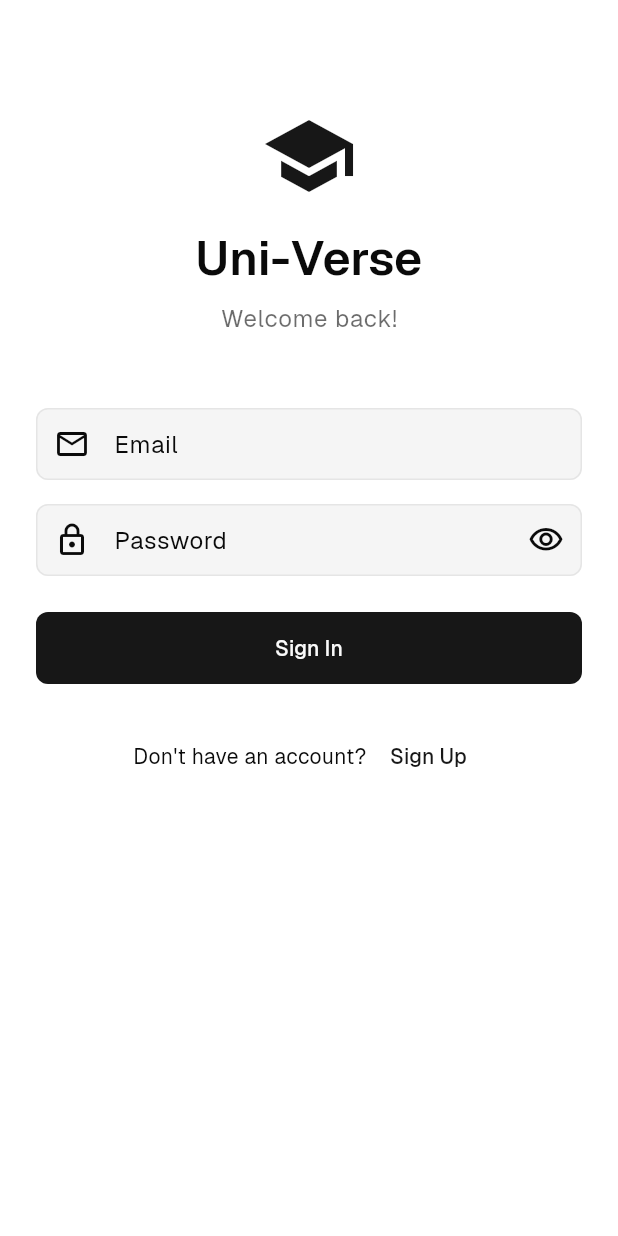
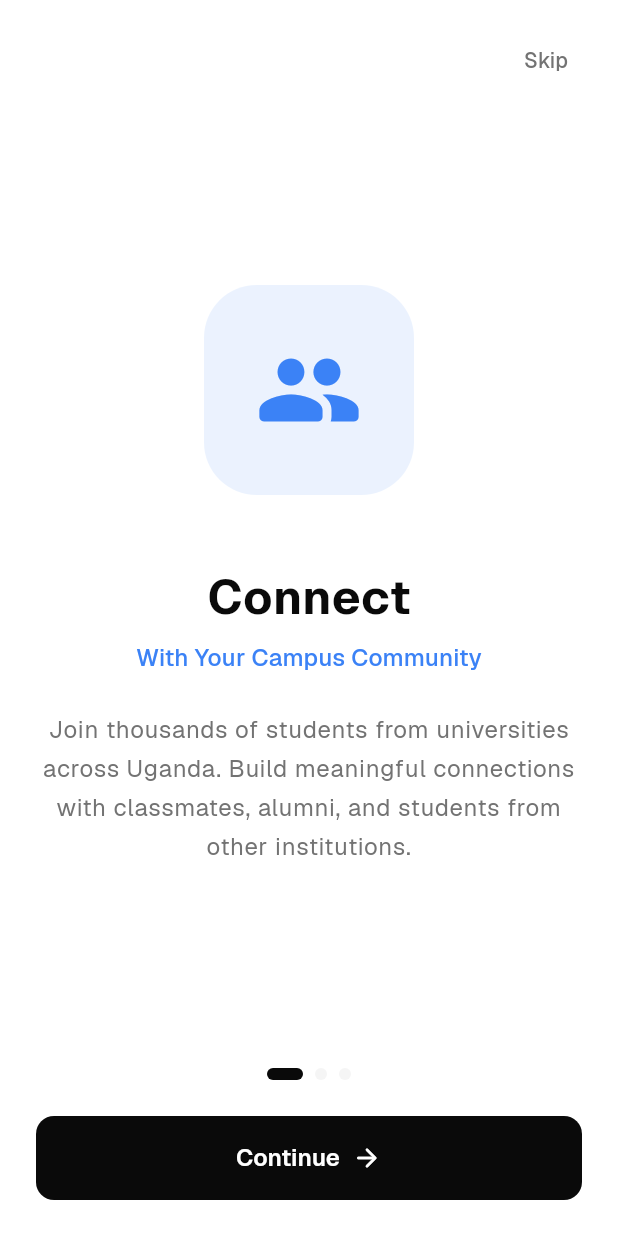
Before and after one commit to Tonny-Wise/Uni-Verse, a Flutter app: the screen it shows after launch, on a phone screen of 412 x 824 dp. Run offline on Flutter 3.47's test engine with Material 3 defaults, Android fonts, the phone set to English and light mode, and no system bars; our stand-ins replace flutter_riverpod, freezed_annotation, go_router, shared_preferences, supabase_flutter; accounts and stored records are empty.

Commit message:
feat: Implement onboarding and authentication flow with splash, onboarding, and welcome screens

```diff
--- a/uni_verse_app/lib/core/router/app_router.dart
+++ b/uni_verse_app/lib/core/router/app_router.dart
@@ -2,6 +2,9 @@ import 'package:flutter/material.dart';
 import 'package:go_router/go_router.dart';
 import 'package:flutter_riverpod/flutter_riverpod.dart';
 
+import '../../features/auth/screens/splash_screen.dart';
+import '../../features/auth/screens/onboarding_screen.dart';
+import '../../features/auth/screens/welcome_screen.dart';
 import '../../features/auth/screens/login_screen.dart';
 import '../../features/auth/screens/signup_screen.dart';
 import '../../features/feed/screens/feed_screen.dart';
@@ -20,6 +23,9 @@ import '../../data/providers/auth_provider.dart';
 
 // Route names
 class AppRoutes {
+  static const String splash = '/';
+  static const String onboarding = '/onboarding';
+  static const String welcome = '/welcome';
   static const String login = '/login';
   static const String signup = '/signup';
   static const String feed = '/feed';
@@ -46,31 +52,66 @@ final routerProvider = Provider<GoRouter>((ref) {
 
   return GoRouter(
     navigatorKey: _rootNavigatorKey,
-    initialLocation: AppRoutes.feed,
+    initialLocation: AppRoutes.splash,
     debugLogDiagnostics: true,
     redirect: (context, state) {
       final isLoggedIn = authState.valueOrNull != null;
-      final isAuthRoute = state.matchedLocation == AppRoutes.login ||
-          state.matchedLocation == AppRoutes.signup;
+      final currentPath = state.matchedLocation;
 
-      // Redirect to login if not authenticated
-      if (!isLoggedIn && !isAuthRoute) {
-        return AppRoutes.login;
+      // Allow splash, onboarding, and welcome without auth
+      final publicRoutes = [
+        AppRoutes.splash,
+        AppRoutes.onboarding,
+        AppRoutes.welcome,
+        AppRoutes.login,
+        AppRoutes.signup,
+      ];
+
+      final isPublicRoute = publicRoutes.contains(currentPath);
+
+      // If on splash, let it handle its own navigation
+      if (currentPath == AppRoutes.splash) {
+        return null;
       }
 
-      // Redirect to feed if already authenticated and on auth route
-      if (isLoggedIn && isAuthRoute) {
+      // Redirect to feed if already authenticated and on auth/welcome routes
+      if (isLoggedIn && isPublicRoute && currentPath != AppRoutes.splash) {
         return AppRoutes.feed;
+      }
+
+      // Redirect to welcome if not authenticated and trying to access protected route
+      if (!isLoggedIn && !isPublicRoute) {
+        return AppRoutes.welcome;
       }
 
       return null;
     },
     routes: [
-      // Auth routes (no bottom nav)
+      // Splash screen (initial route)
+      GoRoute(
+        path: AppRoutes.splash,
+        builder: (context, state) => const SplashScreen(),
+      ),
+
+      // Onboarding (first-time users)
+      GoRoute(
+        path: AppRoutes.onboarding,
+        builder: (context, state) => const OnboardingScreen(),
+      ),
+
+      // Welcome screen (login/signup choice)
+      GoRoute(
+        path: AppRoutes.welcome,
+        builder: (context, state) => const WelcomeScreen(),
+      ),
+
+      // Login
       GoRoute(
         path: AppRoutes.login,
         builder: (context, state) => const LoginScreen(),
       ),
+
+      // Signup
       GoRoute(
         path: AppRoutes.signup,
         builder: (context, state) => const SignupScreen(),
--- /dev/null
+++ b/uni_verse_app/lib/features/auth/screens/onboarding_screen.dart
@@ -0,0 +1,264 @@
+import 'package:flutter/material.dart';
+import 'package:go_router/go_router.dart';
+import 'package:shared_preferences/shared_preferences.dart';
+
+import '../../../core/constants/app_colors.dart';
+import '../../../core/constants/app_constants.dart';
+import '../../../core/router/app_router.dart';
+
+class OnboardingScreen extends StatefulWidget {
+  const OnboardingScreen({super.key});
+
+  @override
+  State<OnboardingScreen> createState() => _OnboardingScreenState();
+}
+
+class _OnboardingScreenState extends State<OnboardingScreen> {
+  final PageController _pageController = PageController();
+  int _currentPage = 0;
+
+  final List<OnboardingPage> _pages = [
+    OnboardingPage(
+      icon: Icons.people_rounded,
+      iconColor: AppColors.info,
+      title: 'Connect',
+      subtitle: 'With Your Campus Community',
+      description:
+          'Join thousands of students from universities across Uganda. Build meaningful connections with classmates, alumni, and students from other institutions.',
+    ),
+    OnboardingPage(
+      icon: Icons.school_rounded,
+      iconColor: AppColors.success,
+      title: 'Learn',
+      subtitle: 'Together, Grow Together',
+      description:
+          'Share study tips, ask questions, and collaborate in course-specific groups. Access resources and insights from students who\'ve been there.',
+    ),
+    OnboardingPage(
+      icon: Icons.trending_up_rounded,
+      iconColor: AppColors.warning,
+      title: 'Grow',
+      subtitle: 'Your Academic Journey',
+      description:
+          'Stay updated with campus events, join video study sessions, and be part of a supportive community that helps you succeed.',
+    ),
+  ];
+
+  void _onPageChanged(int page) {
+    setState(() {
+      _currentPage = page;
+    });
+  }
+
+  void _nextPage() {
+    if (_currentPage < _pages.length - 1) {
+      _pageController.nextPage(
+        duration: AppConstants.animationNormal,
+        curve: Curves.easeInOut,
+      );
+    } else {
+      _completeOnboarding();
+    }
+  }
+
+  void _skipOnboarding() {
+    _completeOnboarding();
+  }
+
+  Future<void> _completeOnboarding() async {
+    final prefs = await SharedPreferences.getInstance();
+    await prefs.setBool(StorageKeys.onboardingComplete, true);
+
+    if (mounted) {
+      context.go(AppRoutes.welcome);
+    }
+  }
+
+  @override
+  void dispose() {
+    _pageController.dispose();
+    super.dispose();
+  }
+
+  @override
+  Widget build(BuildContext context) {
+    final isDark = Theme.of(context).brightness == Brightness.dark;
+    final isLastPage = _currentPage == _pages.length - 1;
+
+    return Scaffold(
+      backgroundColor: isDark ? AppColors.darkBackground : AppColors.lightBackground,
+      body: SafeArea(
+        child: Column(
+          children: [
+            // Skip button
+            Align(
+              alignment: Alignment.centerRight,
+              child: Padding(
+                padding: const EdgeInsets.all(AppConstants.spacingLg),
+                child: TextButton(
+                  onPressed: _skipOnboarding,
+                  child: Text(
+                    'Skip',
+                    style: TextStyle(
+                      color: isDark ? AppColors.darkMutedForeground : AppColors.lightMutedForeground,
+                    ),
+                  ),
+                ),
+              ),
+            ),
+
+            // Page view
+            Expanded(
+              child: PageView.builder(
+                controller: _pageController,
+                onPageChanged: _onPageChanged,
+                itemCount: _pages.length,
+                itemBuilder: (context, index) {
+                  return _buildPage(_pages[index], isDark);
+                },
+              ),
+            ),
+
+            // Bottom section
+            Padding(
+              padding: const EdgeInsets.all(AppConstants.spacingXl),
+              child: Column(
+                children: [
+                  // Page indicators
+                  Row(
+                    mainAxisAlignment: MainAxisAlignment.center,
+                    children: List.generate(
+                      _pages.length,
+                      (index) => AnimatedContainer(
+                        duration: AppConstants.animationFast,
+                        margin: const EdgeInsets.symmetric(horizontal: 4),
+                        width: _currentPage == index ? 24 : 8,
+                        height: 8,
+                        decoration: BoxDecoration(
+                          borderRadius: BorderRadius.circular(4),
+                          color: _currentPage == index
+                              ? (isDark ? AppColors.darkForeground : AppColors.lightForeground)
+                              : (isDark ? AppColors.darkMuted : AppColors.lightMuted),
+                        ),
+                      ),
+                    ),
+                  ),
+
+                  const SizedBox(height: AppConstants.spacingXl),
+
+                  // Continue/Get Started button
+                  SizedBox(
+                    width: double.infinity,
+                    height: 56,
+                    child: ElevatedButton(
+                      onPressed: _nextPage,
+                      style: ElevatedButton.styleFrom(
+                        backgroundColor: isDark ? AppColors.darkForeground : AppColors.lightForeground,
+                        foregroundColor: isDark ? AppColors.darkBackground : AppColors.lightBackground,
+                        shape: RoundedRectangleBorder(
+                          borderRadius: BorderRadius.circular(AppConstants.radiusLg),
+                        ),
+                      ),
+                      child: Row(
+                        mainAxisAlignment: MainAxisAlignment.center,
+                        children: [
+                          Text(
+                            isLastPage ? 'Get Started' : 'Continue',
+                            style: const TextStyle(
+                              fontSize: 16,
+                              fontWeight: FontWeight.w600,
+                            ),
+                          ),
+                          const SizedBox(width: 8),
+                          Icon(
+                            isLastPage ? Icons.arrow_forward_rounded : Icons.arrow_forward_rounded,
+                            size: 20,
+                          ),
+                        ],
+                      ),
+                    ),
+                  ),
+                ],
+              ),
+            ),
+          ],
+        ),
+      ),
+    );
+  }
+
+  Widget _buildPage(OnboardingPage page, bool isDark) {
+    return Padding(
+      padding: const EdgeInsets.symmetric(horizontal: AppConstants.spacingXl),
+      child: Column(
+        mainAxisAlignment: MainAxisAlignment.center,
+        children: [
+          // Icon container
+          Container(
+            width: 140,
+            height: 140,
+            decoration: BoxDecoration(
+              color: page.iconColor.withValues(alpha: 0.1),
+              borderRadius: BorderRadius.circular(35),
+            ),
+            child: Icon(
+              page.icon,
+              size: 72,
+              color: page.iconColor,
+            ),
+          ),
+
+          const SizedBox(height: AppConstants.spacing3Xl),
+
+          // Title
+          Text(
+            page.title,
+            style: Theme.of(context).textTheme.headlineLarge?.copyWith(
+                  fontWeight: FontWeight.bold,
+                  letterSpacing: 0.5,
+                ),
+          ),
+
+          const SizedBox(height: AppConstants.spacingSm),
+
+          // Subtitle
+          Text(
+            page.subtitle,
+            style: Theme.of(context).textTheme.titleMedium?.copyWith(
+                  color: page.iconColor,
+                  fontWeight: FontWeight.w500,
+                ),
+          ),
+
+          const SizedBox(height: AppConstants.spacingXl),
+
+          // Description
+          Text(
+            page.description,
+            textAlign: TextAlign.center,
+            style: Theme.of(context).textTheme.bodyLarge?.copyWith(
+                  color: isDark ? AppColors.darkMutedForeground : AppColors.lightMutedForeground,
+                  height: 1.6,
+                ),
+          ),
+        ],
+      ),
+    );
+  }
+}
+
+class OnboardingPage {
+  final IconData icon;
+  final Color iconColor;
+  final String title;
+  final String subtitle;
+  final String description;
+
+  const OnboardingPage({
+    required this.icon,
+    required this.iconColor,
+    required this.title,
+    required this.subtitle,
+    required this.description,
+  });
+}
```
Also changed, not shown: uni_verse_app/lib/features/auth/screens/splash_screen.dart (added, +156 -0 lines), uni_verse_app/lib/features/auth/screens/welcome_screen.dart (added, +193 -0 lines), 3 other files.
